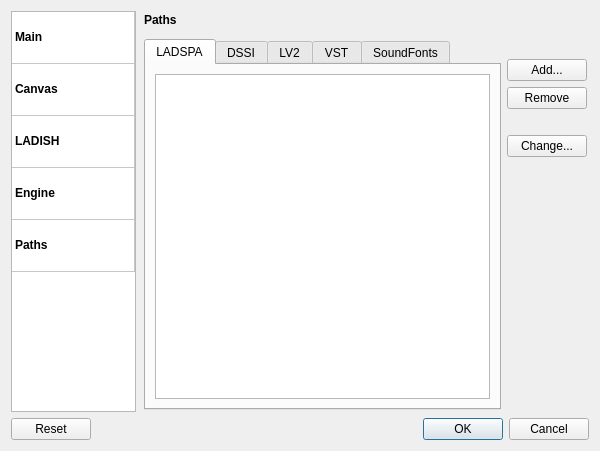
The window that src/ui/settings_app.ui (falkTX/Cadence) describes before a commit, drawn with Qt 5.
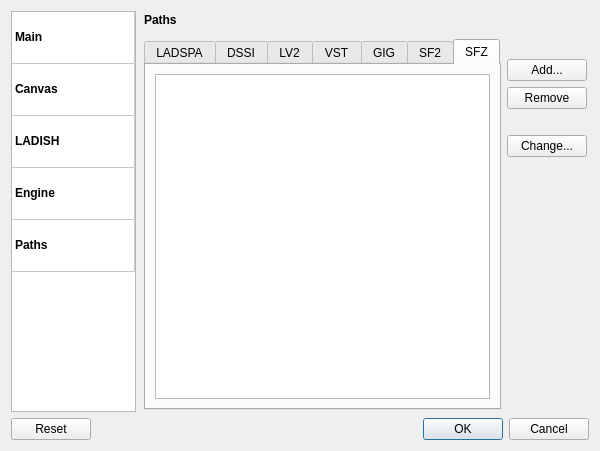
The same window after the commit. The open tabs and pages were chosen to show the change. Icons and pictures are not drawn.

Diff of the .ui file:
```diff
--- a/src/ui/settings_app.ui
+++ b/src/ui/settings_app.ui
@@ -954,14 +954,34 @@
            </widget>
            <widget class="QWidget" name="sf2">
             <attribute name="title">
-             <string>SoundFonts</string>
+             <string>GIG</string>
             </attribute>
             <layout class="QVBoxLayout" name="verticalLayout_15">
              <item>
+              <widget class="QListWidget" name="lw_gig"/>
+             </item>
+            </layout>
+           </widget>
+           <widget class="QWidget" name="tab_sf2">
+            <attribute name="title">
+             <string>SF2</string>
+            </attribute>
+            <layout class="QVBoxLayout" name="verticalLayout_4">
+             <item>
               <widget class="QListWidget" name="lw_sf2"/>
              </item>
             </layout>
            </widget>
+           <widget class="QWidget" name="tab_sfz">
+            <attribute name="title">
+             <string>SFZ</string>
+            </attribute>
+            <layout class="QVBoxLayout" name="verticalLayout_14">
+             <item>
+              <widget class="QListWidget" name="lw_sfz"/>
+             </item>
+            </layout>
+           </widget>
           </widget>
          </item>
          <item row="1" column="1">
```
Left out of the diff: 2 changed lines with no effect on the pictures.
